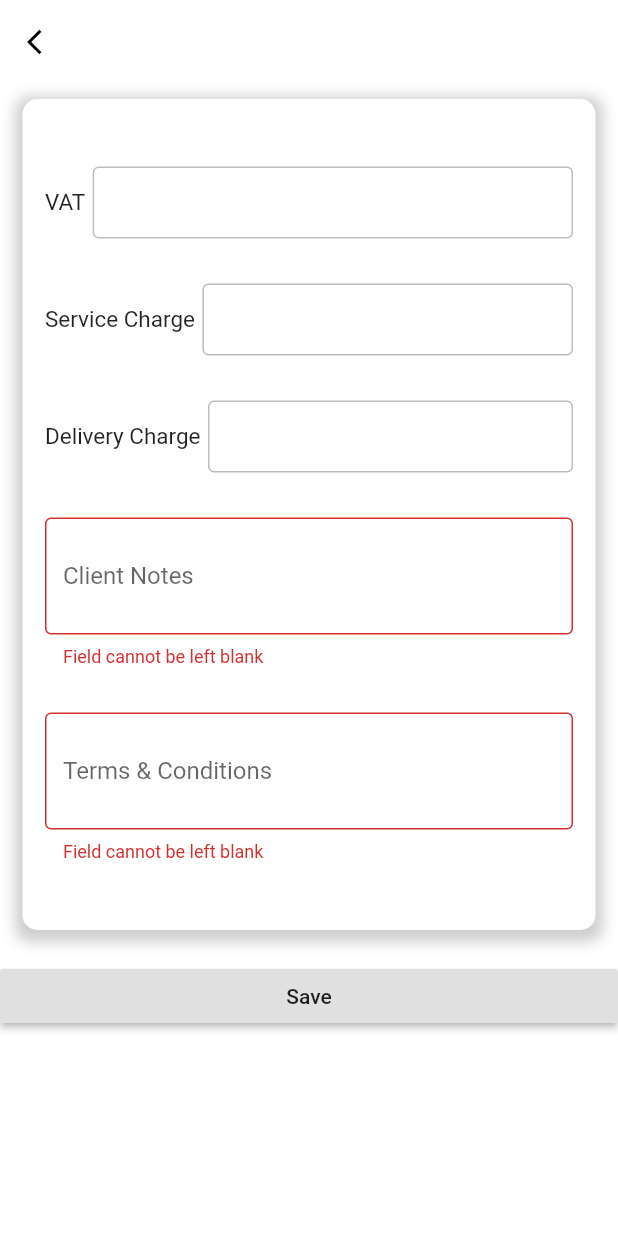
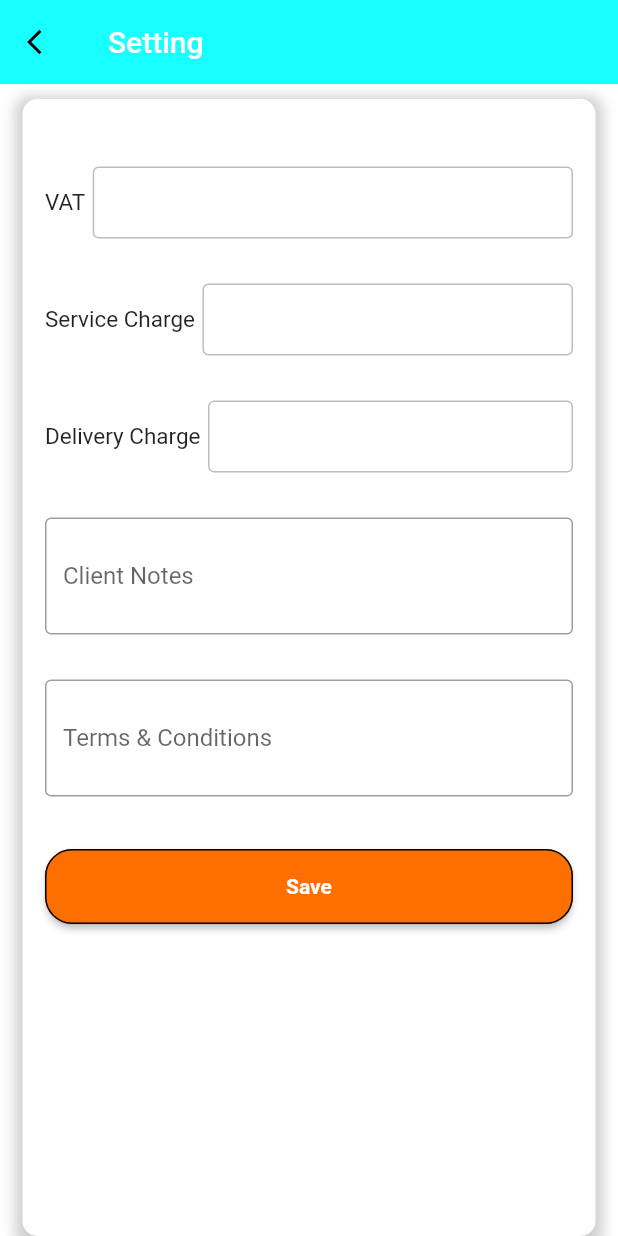
Before and after one commit to sahariardev/invoice_app, a Flutter app: the Setting screen opened directly, after a tap on "Save", on a phone screen of 412 x 824 dp. Run offline on Flutter 3.47's test engine with Material 2 defaults, Android fonts, the phone set to English and light mode, and no system bars; our stand-ins replace curved_navigation_bar, flutter_redux, open_file, pdf, redux, simple_animations and 1 more; accounts and stored records are empty; generated files the repository leaves out were written again.

Commit message:
Settings page wrap-up || integrated to submenu

```diff
--- a/lib/pages/Setting.dart
+++ b/lib/pages/Setting.dart
@@ -29,7 +29,7 @@ class SettingState extends State<Setting> {
             appBar: AppBar(
               elevation: 0,
               brightness: Brightness.light,
-              backgroundColor: Colors.white,
+              backgroundColor: Colors.cyanAccent,
               title: Text("Setting"),
               leading: IconButton(
                 onPressed: () {
@@ -43,15 +43,14 @@ class SettingState extends State<Setting> {
               ),
             ),
             body: Container(
-              child: Form(
+              child: WidgetUtil.getCustomCard(
+                new Form(
                   key: _formKey,
                   child: ListView(
                     children: <Widget>[
                       formInfo(context, ctx, state),
                       SizedBox(height: 20),
-                    RaisedButton(
-                        onPressed: () {
-                          //validate
+                      FadeAnimation(2.2, WidgetUtil.getCustomButton("Save", () {
                         if (_formKey.currentState.validate()) {
                           _formKey.currentState.save();
                           StoreProvider.of<AppState>(context)
@@ -65,9 +64,9 @@ class SettingState extends State<Setting> {
                           StoreProvider.of<AppState>(context)
                               .dispatch(SaveTerms(terms));
                         }
-                        },
-                        child: Text("Save"))
+                      }))
                     ],
+                  ),
                 ),
               ),
             ),
@@ -77,7 +76,7 @@ class SettingState extends State<Setting> {
   }
 
   Widget formInfo(context, ctx, state) {
-    return WidgetUtil.getCustomCard(new Column(
+    return Column(
       children: <Widget>[
         WidgetUtil.formFieldsWrapper(FadeAnimation(1, _getVAT(ctx, state))),
         WidgetUtil.formFieldsWrapper(
@@ -89,14 +88,13 @@ class SettingState extends State<Setting> {
         WidgetUtil.formFieldsWrapper(
             FadeAnimation(2, _getTermsForm(ctx, state))),
       ],
-    ));
+    );
   }
 
   Widget _getClientNoteForm(context, state) {
     return TextFormField(
       decoration: InputDecoration(
           border: OutlineInputBorder(),
-          helperText: "Required",
           labelText: "Client Notes"),
       keyboardType: TextInputType.text,
       initialValue: state.clientNote,
@@ -106,18 +104,10 @@ class SettingState extends State<Setting> {
       autovalidate: false,
       onSaved: (String val) {
         if (val.isEmpty) {
-          val = "0";
+          val = "";
         }
-//        StoreProvider.of<AppState>(context).dispatch(AddFormId(int.parse(val)));
-//        StoreProvider.of<AppState>(context).dispatch(SaveClientNote(val));
         clientNote = val;
-      },
-      validator: (String val) {
-        if (val.isEmpty) {
-          return "Field cannot be left blank";
       }
-        return null;
-      },
     );
   }
 
@@ -125,7 +115,6 @@ class SettingState extends State<Setting> {
     return TextFormField(
       decoration: InputDecoration(
           border: OutlineInputBorder(),
-          helperText: "Required",
           labelText: "Terms & Conditions"),
       keyboardType: TextInputType.text,
       initialValue: state.terms,
@@ -137,16 +126,8 @@ class SettingState extends State<Setting> {
         if (val.isEmpty) {
           val = "";
         }
-//        StoreProvider.of<AppState>(context).dispatch(AddJobDescription(val));
-//        StoreProvider.of<AppState>(context).dispatch(SaveTerms(val));
         terms = val;
-      },
-      validator: (String val) {
-        if (val.isEmpty) {
-          return "Field cannot be left blank";
       }
-        return null;
-      },
     );
   }
 
@@ -187,7 +168,6 @@ class SettingState extends State<Setting> {
               val = '';
             }
             vat = val;
-//            StoreProvider.of<AppState>(context).dispatch(SaveVAT(val));
           },
         )),
       ],
@@ -229,9 +209,6 @@ class SettingState extends State<Setting> {
               val = "";
             }
             serviceCharge = val;
-//            StoreProvider.of<AppState>(context).dispatch(AddJobDescription(val));
-//            StoreProvider.of<AppState>(context)
-//                .dispatch(SaveServiceCharge(val));
           },
         )),
       ],
@@ -272,40 +249,10 @@ class SettingState extends State<Setting> {
             if (val.isEmpty) {
               val = "";
             }
-
             deliveryCharge = val;
-//            StoreProvider.of<AppState>(context).dispatch(AddJobDescription(val));
-//            StoreProvider.of<AppState>(context)
-//                .dispatch(SaveDeliveryCharge(val));
           },
         )),
       ],
     );
   }
-
-  Widget makeInput({label, obscureText = false}) {
-    return Column(
-      crossAxisAlignment: CrossAxisAlignment.start,
-      children: <Widget>[
-        Text(
-          label,
-          style: TextStyle(
-              fontSize: 15, fontWeight: FontWeight.w400, color: Colors.black87),
-        ),
-        SizedBox(
-          height: 5,
-        ),
-        TextField(
-          obscureText: obscureText,
-          decoration: InputDecoration(
-            contentPadding: EdgeInsets.symmetric(vertical: 0, horizontal: 10),
-            enabledBorder: OutlineInputBorder(
-                borderSide: BorderSide(color: Colors.grey[400])),
-            border: OutlineInputBorder(
-                borderSide: BorderSide(color: Colors.grey[400])),
-          ),
-        ),
-      ],
-    );
 }
-}
```
Also changed, not shown: lib/pages/Info.dart (+8 -10 lines). Lines whose indentation alone changed are shown as unchanged.
